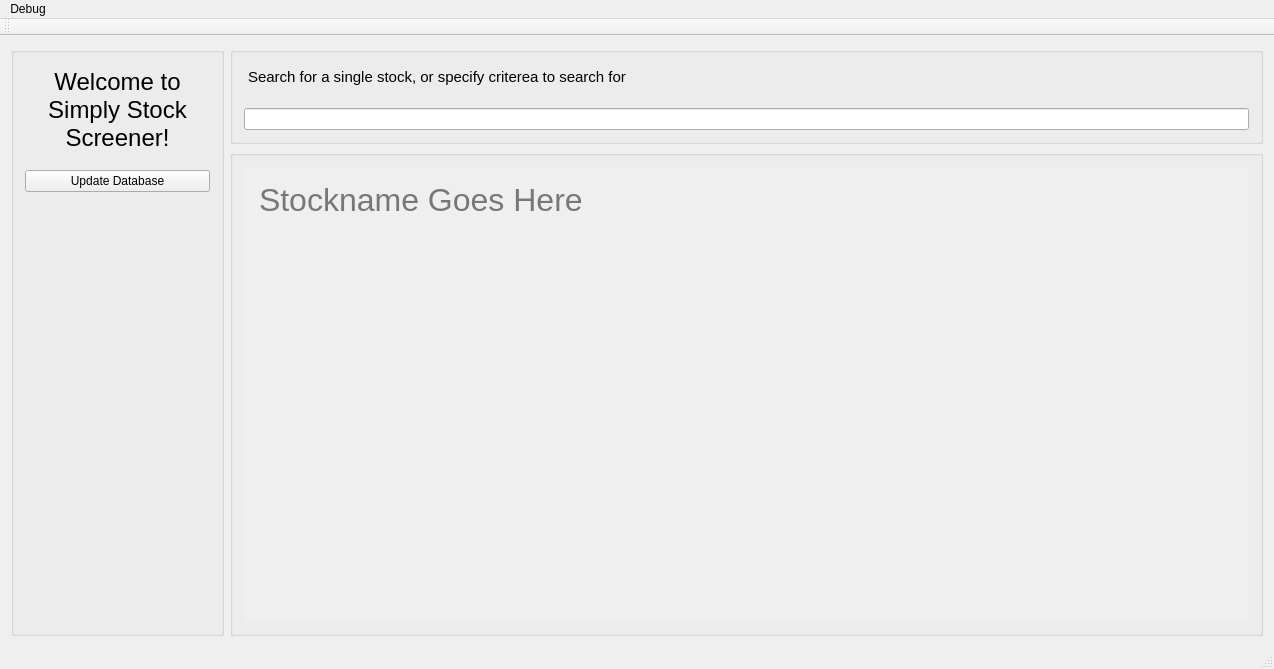
Above: client/SSSClient/mainwindow.ui from zvzv1919/Simply-Stock-Screener before the change. Below: the same form after it.
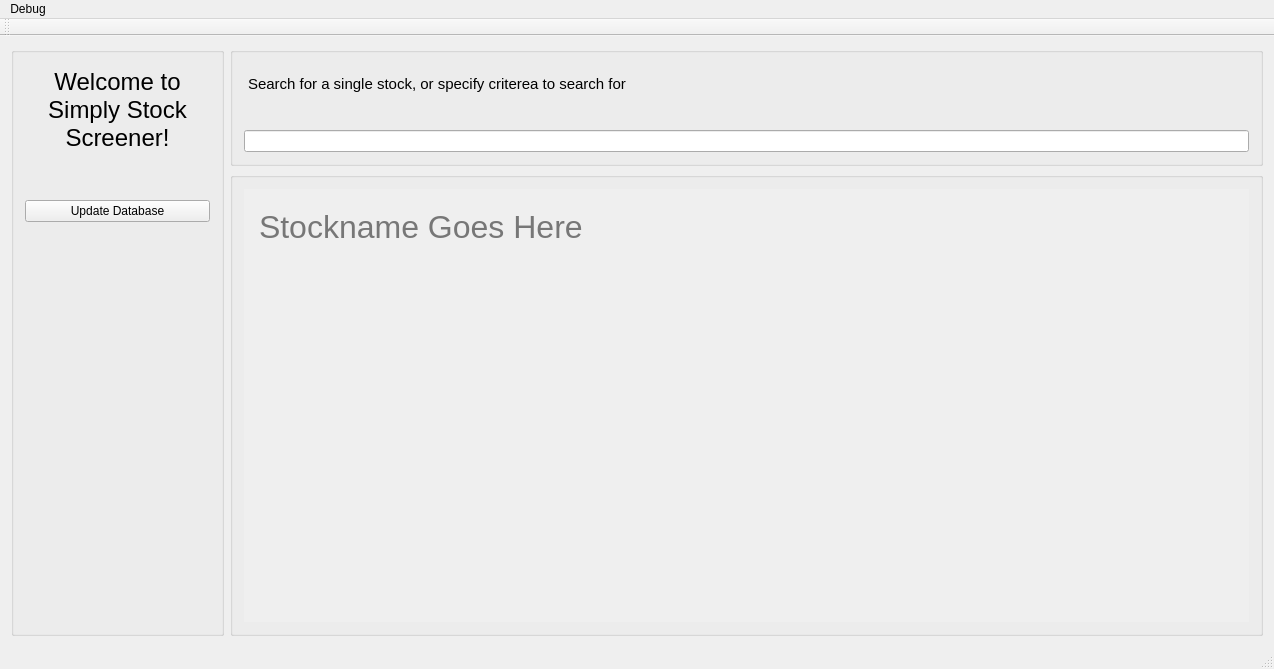
That is the form after the change.

Diff of the .ui file:
```diff
--- a/client/SSSClient/mainwindow.ui
+++ b/client/SSSClient/mainwindow.ui
@@ -56,8 +56,8 @@
                <rect>
                 <x>0</x>
                 <y>0</y>
-                <width>1017</width>
-                <height>473</height>
+                <width>1008</width>
+                <height>438</height>
                </rect>
               </property>
               <property name="autoFillBackground">
@@ -78,7 +78,7 @@
                  <property name="minimumSize">
                   <size>
                    <width>0</width>
-                   <height>50</height>
+                   <height>60</height>
                   </size>
                  </property>
                  <property name="maximumSize">
@@ -393,8 +393,8 @@
          </property>
          <property name="minimumSize">
           <size>
-           <width>400</width>
-           <height>10</height>
+           <width>475</width>
+           <height>60</height>
           </size>
          </property>
          <property name="maximumSize">
@@ -428,7 +428,7 @@
           <string>&lt;!DOCTYPE HTML PUBLIC &quot;-//W3C//DTD HTML 4.0//EN&quot; &quot;http://www.w3.org/TR/REC-html40/strict.dtd&quot;&gt;
 &lt;html&gt;&lt;head&gt;&lt;meta name=&quot;qrichtext&quot; content=&quot;1&quot; /&gt;&lt;style type=&quot;text/css&quot;&gt;
 p, li { white-space: pre-wrap; }
-&lt;/style&gt;&lt;/head&gt;&lt;body style=&quot; font-family:'MS Shell Dlg 2'; font-size:8.25pt; font-weight:400; font-style:normal;&quot;&gt;
+&lt;/style&gt;&lt;/head&gt;&lt;body style=&quot; font-family:'MS Shell Dlg 2'; font-size:7.8pt; font-weight:400; font-style:normal;&quot;&gt;
 &lt;p style=&quot; margin-top:0px; margin-bottom:0px; margin-left:0px; margin-right:0px; -qt-block-indent:0; text-indent:0px;&quot;&gt;&lt;span style=&quot; font-size:11pt;&quot;&gt;Search for a single stock, or specify criterea to search for&lt;/span&gt;&lt;/p&gt;&lt;/body&gt;&lt;/html&gt;</string>
          </property>
         </widget>
@@ -452,8 +452,8 @@
         <widget class="QTextEdit" name="textEdit_2">
          <property name="minimumSize">
           <size>
-           <width>150</width>
-           <height>100</height>
+           <width>185</width>
+           <height>130</height>
           </size>
          </property>
          <property name="styleSheet">
@@ -463,7 +463,7 @@
           <string>&lt;!DOCTYPE HTML PUBLIC &quot;-//W3C//DTD HTML 4.0//EN&quot; &quot;http://www.w3.org/TR/REC-html40/strict.dtd&quot;&gt;
 &lt;html&gt;&lt;head&gt;&lt;meta name=&quot;qrichtext&quot; content=&quot;1&quot; /&gt;&lt;style type=&quot;text/css&quot;&gt;
 p, li { white-space: pre-wrap; }
-&lt;/style&gt;&lt;/head&gt;&lt;body style=&quot; font-family:'MS Shell Dlg 2'; font-size:8.25pt; font-weight:400; font-style:normal;&quot;&gt;
+&lt;/style&gt;&lt;/head&gt;&lt;body style=&quot; font-family:'MS Shell Dlg 2'; font-size:7.8pt; font-weight:400; font-style:normal;&quot;&gt;
 &lt;p align=&quot;center&quot; style=&quot; margin-top:0px; margin-bottom:0px; margin-left:0px; margin-right:0px; -qt-block-indent:0; text-indent:0px;&quot;&gt;&lt;span style=&quot; font-size:18pt;&quot;&gt;Welcome to Simply Stock Screener!&lt;/span&gt;&lt;/p&gt;&lt;/body&gt;&lt;/html&gt;</string>
          </property>
         </widget>
```
Left out of the diff: 2 changed lines with no effect on the pictures.
